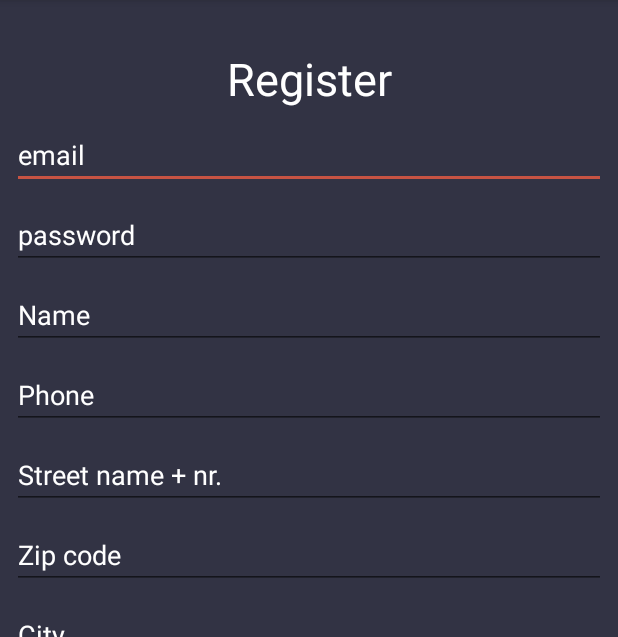
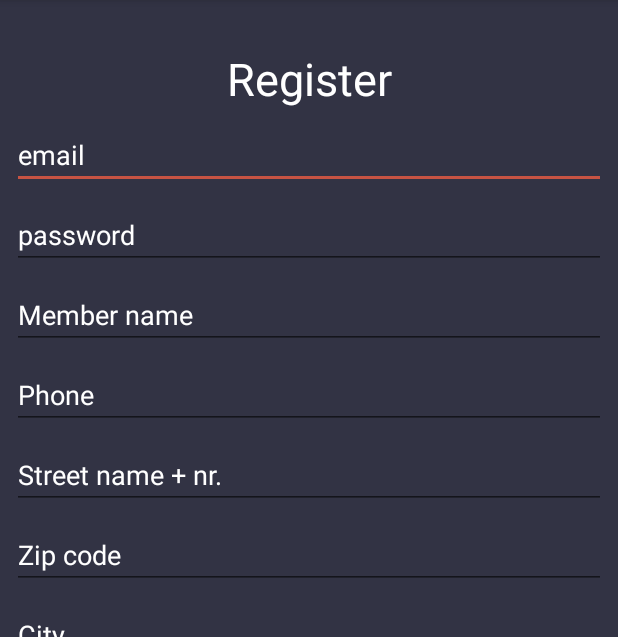
Before and after one commit to 15aber/android-project-the-dinner-club, an Android app: the RegisterActivity screen opened directly, with no data from a screen before it, on a phone screen of 412 x 824 dp, the part 84-721 px from its top. Run offline under Robolectric (Android 15) with nearby library versions, the phone set to English and light mode, and no system bars; our stand-ins replace Firebase (no records; nobody signed in at launch, a user with empty details on screens opened directly); 1 statement that could not run was skipped.

Commit message:
minor change

```diff
--- a/app/src/main/res/values/strings.xml
+++ b/app/src/main/res/values/strings.xml
@@ -9,7 +9,7 @@
     <string name="btn_logout">Log out</string>
     <string name="btn_create_dinner_club">Create New Dinner Club</string>
     <string name="city_hint">City</string>
-    <string name="name_hint">Name</string>
+    <string name="name_hint">Member name</string>
     <string name="phone_hint">Phone</string>
     <string name="street_hint">Street name + nr.</string>
     <string name="zip_hint">Zip code</string>
```
